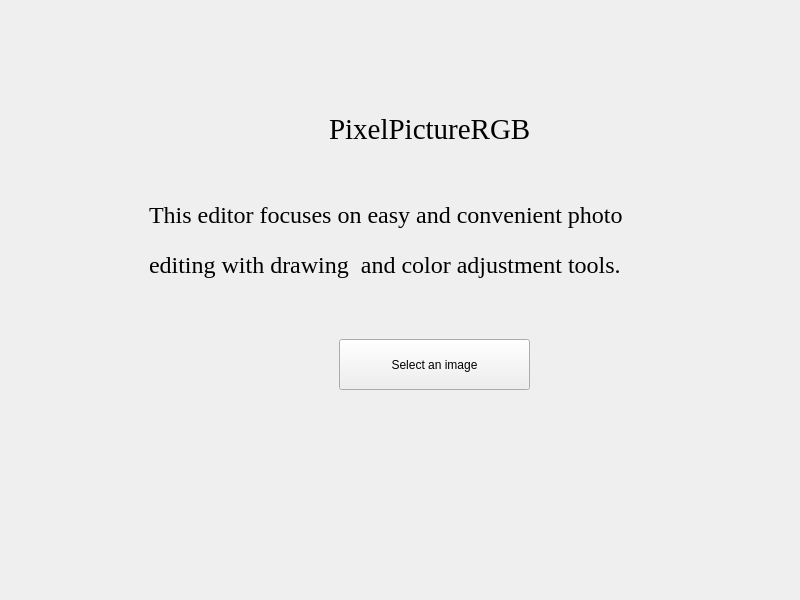
Qt form PixelPictureRGB/mainwindow.ui (VadimChepil/PixelPictureRGB) before a commit.
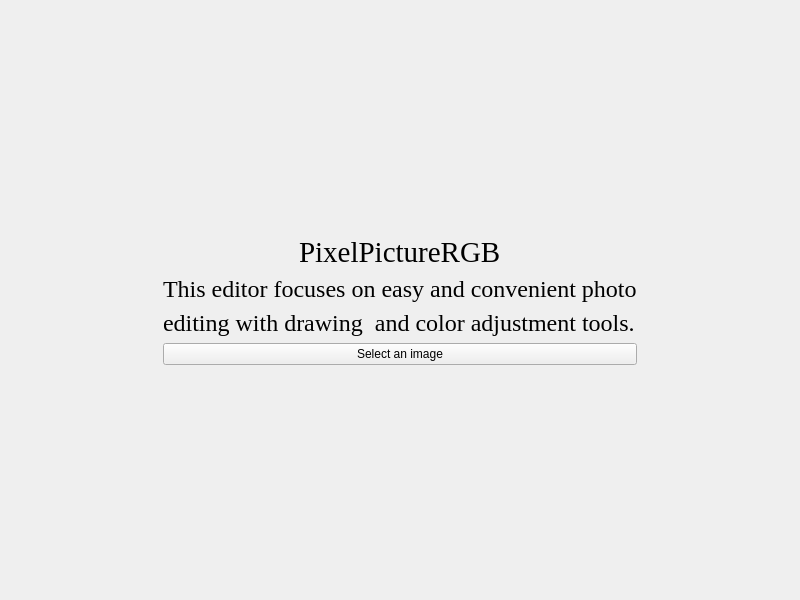
The same form after that commit. Icons and pictures are not drawn. Custom widgets are drawn as their Qt base class.

Commit message: Removed the remaining include and changed GUI

```diff
--- a/PixelPictureRGB/mainwindow.ui
+++ b/PixelPictureRGB/mainwindow.ui
@@ -39,15 +39,52 @@
        <number>0</number>
       </property>
       <widget class="QWidget" name="page">
+       <layout class="QHBoxLayout" name="horizontalLayout_12">
+        <item>
+         <spacer name="horizontalSpacer">
+          <property name="orientation">
+           <enum>Qt::Horizontal</enum>
+          </property>
+          <property name="sizeHint" stdset="0">
+           <size>
+            <width>75</width>
+            <height>20</height>
+           </size>
+          </property>
+         </spacer>
+        </item>
+        <item>
+         <layout class="QVBoxLayout" name="verticalLayout_3">
+          <item>
+           <spacer name="verticalSpacer_3">
+            <property name="orientation">
+             <enum>Qt::Vertical</enum>
+            </property>
+            <property name="sizeHint" stdset="0">
+             <size>
+              <width>20</width>
+              <height>40</height>
+             </size>
+            </property>
+           </spacer>
+          </item>
+          <item>
+           <layout class="QHBoxLayout" name="horizontalLayout_11">
+            <item>
+             <spacer name="horizontalSpacer_3">
+              <property name="orientation">
+               <enum>Qt::Horizontal</enum>
+              </property>
+              <property name="sizeHint" stdset="0">
+               <size>
+                <width>40</width>
+                <height>20</height>
+               </size>
+              </property>
+             </spacer>
+            </item>
+            <item>
        <widget class="QLabel" name="l_information">
-        <property name="geometry">
-         <rect>
-          <x>320</x>
-          <y>90</y>
-          <width>271</width>
-          <height>61</height>
-         </rect>
-        </property>
         <property name="sizePolicy">
          <sizepolicy hsizetype="Preferred" vsizetype="Preferred">
           <horstretch>0</horstretch>
@@ -64,28 +101,24 @@
          <string>PixelPictureRGB</string>
         </property>
        </widget>
-       <widget class="QPushButton" name="b_selectImage">
-        <property name="geometry">
-         <rect>
-          <x>330</x>
-          <y>330</y>
-          <width>191</width>
-          <height>51</height>
-         </rect>
-        </property>
-        <property name="text">
-         <string>Select an image</string>
-        </property>
-       </widget>
+            </item>
+            <item>
+             <spacer name="horizontalSpacer_4">
+              <property name="orientation">
+               <enum>Qt::Horizontal</enum>
+              </property>
+              <property name="sizeHint" stdset="0">
+               <size>
+                <width>40</width>
+                <height>20</height>
+               </size>
+              </property>
+             </spacer>
+            </item>
+           </layout>
+          </item>
+          <item>
        <widget class="QLabel" name="label">
-        <property name="geometry">
-         <rect>
-          <x>140</x>
-          <y>170</y>
-          <width>651</width>
-          <height>71</height>
-         </rect>
-        </property>
         <property name="font">
          <font>
           <family>Times New Roman</family>
@@ -96,15 +129,9 @@
          <string>This editor focuses on easy and convenient photo</string>
         </property>
        </widget>
+          </item>
+          <item>
        <widget class="QLabel" name="label_2">
-        <property name="geometry">
-         <rect>
-          <x>140</x>
-          <y>240</y>
-          <width>621</width>
-          <height>31</height>
-         </rect>
-        </property>
         <property name="font">
          <font>
           <family>Times New Roman</family>
@@ -115,6 +142,43 @@
          <string>editing with drawing  and color adjustment tools.</string>
         </property>
        </widget>
+          </item>
+          <item>
+           <widget class="QPushButton" name="b_selectImage">
+            <property name="text">
+             <string>Select an image</string>
+            </property>
+           </widget>
+          </item>
+          <item>
+           <spacer name="verticalSpacer_2">
+            <property name="orientation">
+             <enum>Qt::Vertical</enum>
+            </property>
+            <property name="sizeHint" stdset="0">
+             <size>
+              <width>20</width>
+              <height>40</height>
+             </size>
+            </property>
+           </spacer>
+          </item>
+         </layout>
+        </item>
+        <item>
+         <spacer name="horizontalSpacer_2">
+          <property name="orientation">
+           <enum>Qt::Horizontal</enum>
+          </property>
+          <property name="sizeHint" stdset="0">
+           <size>
+            <width>75</width>
+            <height>20</height>
+           </size>
+          </property>
+         </spacer>
+        </item>
+       </layout>
       </widget>
       <widget class="QWidget" name="page_2">
        <property name="minimumSize">
```
Lines whose indentation alone changed are shown as unchanged. The commit also changes 2 other files.
